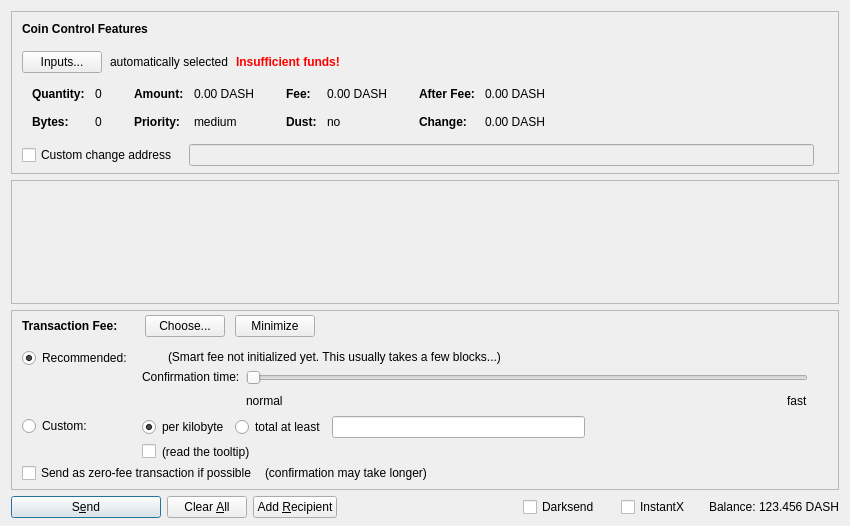
dashpay/dash, file src/qt/forms/sendcoinsdialog.ui: the form before one commit.
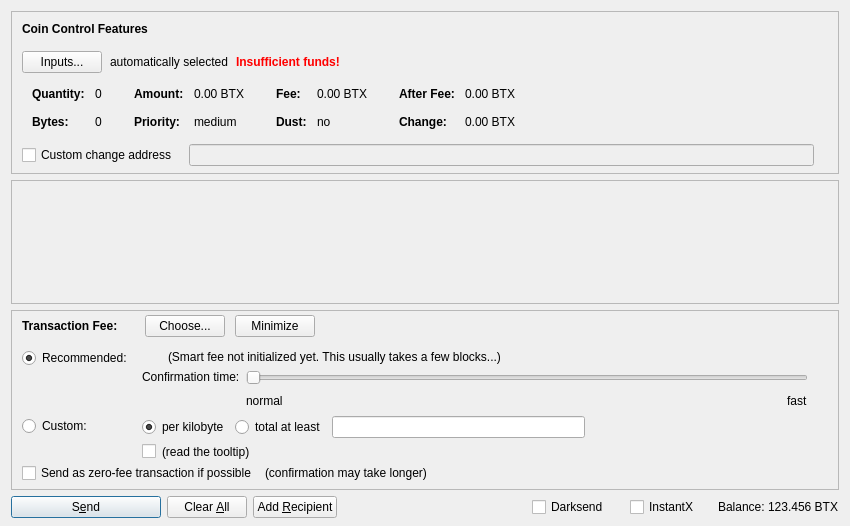
The form after the commit. Icons and pictures are not drawn. Custom widgets are drawn as their Qt base class.

```diff
--- a/src/qt/forms/sendcoinsdialog.ui
+++ b/src/qt/forms/sendcoinsdialog.ui
@@ -324,7 +324,7 @@
                   <enum>Qt::ActionsContextMenu</enum>
                  </property>
                  <property name="text">
-                  <string notr="true">0.00 DASH</string>
+                  <string notr="true">0.00 BTX</string>
                  </property>
                  <property name="textInteractionFlags">
                   <set>Qt::LinksAccessibleByMouse|Qt::TextSelectableByKeyboard|Qt::TextSelectableByMouse</set>
@@ -404,7 +404,7 @@
                   <enum>Qt::ActionsContextMenu</enum>
                  </property>
                  <property name="text">
-                  <string notr="true">0.00 DASH</string>
+                  <string notr="true">0.00 BTX</string>
                  </property>
                  <property name="textInteractionFlags">
                   <set>Qt::LinksAccessibleByMouse|Qt::TextSelectableByKeyboard|Qt::TextSelectableByMouse</set>
@@ -484,7 +484,7 @@
                   <enum>Qt::ActionsContextMenu</enum>
                  </property>
                  <property name="text">
-                  <string notr="true">0.00 DASH</string>
+                  <string notr="true">0.00 BTX</string>
                  </property>
                  <property name="textInteractionFlags">
                   <set>Qt::LinksAccessibleByMouse|Qt::TextSelectableByKeyboard|Qt::TextSelectableByMouse</set>
@@ -513,7 +513,7 @@
                   <enum>Qt::ActionsContextMenu</enum>
                  </property>
                  <property name="text">
-                  <string notr="true">0.00 DASH</string>
+                  <string notr="true">0.00 BTX</string>
                  </property>
                  <property name="textInteractionFlags">
                   <set>Qt::LinksAccessibleByMouse|Qt::TextSelectableByKeyboard|Qt::TextSelectableByMouse</set>
@@ -1378,7 +1378,7 @@
           <cursorShape>IBeamCursor</cursorShape>
          </property>
          <property name="text">
-          <string notr="true">123.456 DASH</string>
+          <string notr="true">123.456 BTX</string>
          </property>
          <property name="textInteractionFlags">
           <set>Qt::LinksAccessibleByMouse|Qt::TextSelectableByKeyboard|Qt::TextSelectableByMouse</set>
```
